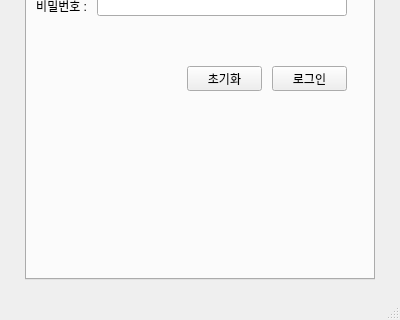
This is UI/lobby.ui in dlsrks-437/python_231109 as Qt 5 draws it before an edit; both pictures show x 0 to 400 and y 180 to 500 of the 400 by 500 pixel window. The edited form follows.
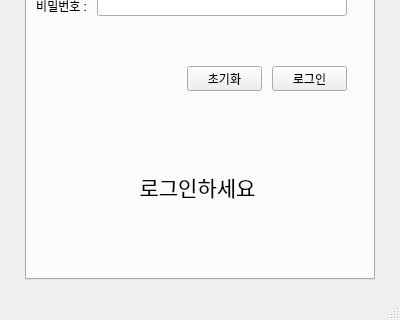
This is the edited form. The open tabs and pages were chosen to show the change.

Commit message: 오류 수정

```diff
--- a/UI/lobby.ui
+++ b/UI/lobby.ui
@@ -352,6 +352,28 @@
        <string>로그인</string>
       </property>
      </widget>
+     <widget class="QLabel" name="login_text">
+      <property name="geometry">
+       <rect>
+        <x>30</x>
+        <y>280</y>
+        <width>281</width>
+        <height>101</height>
+       </rect>
+      </property>
+      <property name="font">
+       <font>
+        <family>Agency FB</family>
+        <pointsize>16</pointsize>
+       </font>
+      </property>
+      <property name="text">
+       <string>로그인하세요</string>
+      </property>
+      <property name="alignment">
+       <set>Qt::AlignCenter</set>
+      </property>
+     </widget>
     </widget>
    </widget>
   </widget>
```
Left out of the diff: 2 changed lines with no effect on the pictures. The commit also changes 1 other file.
